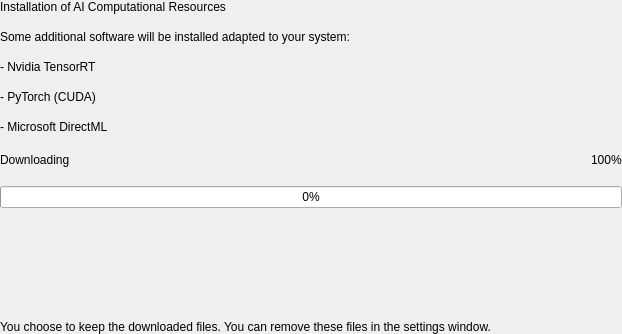
herlegon/hinstall-wss-gui, file ui/designer/ui_ai_resource_install_widget.ui: the form before one commit.
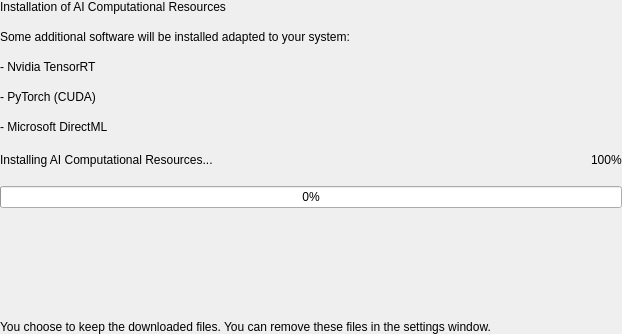
The form after the commit.

Diff of the .ui file:
```diff
--- a/ui/designer/ui_ai_resource_install_widget.ui
+++ b/ui/designer/ui_ai_resource_install_widget.ui
@@ -84,7 +84,7 @@
        <item>
         <widget class="QLabel" name="label">
          <property name="text">
-          <string>Downloading</string>
+          <string>Installing AI Computational Resources...</string>
          </property>
         </widget>
        </item>
```
Left out of the diff: 2 changed lines with no effect on the pictures.
